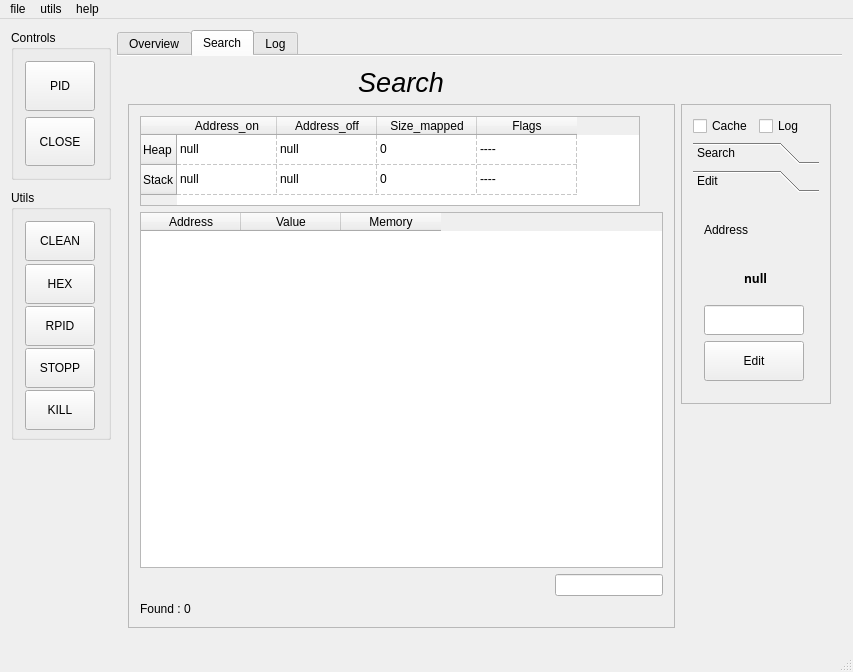
Above: src/gui/mainwindow.ui from mentebinaria/maProc before the change. Below: the same form after it.
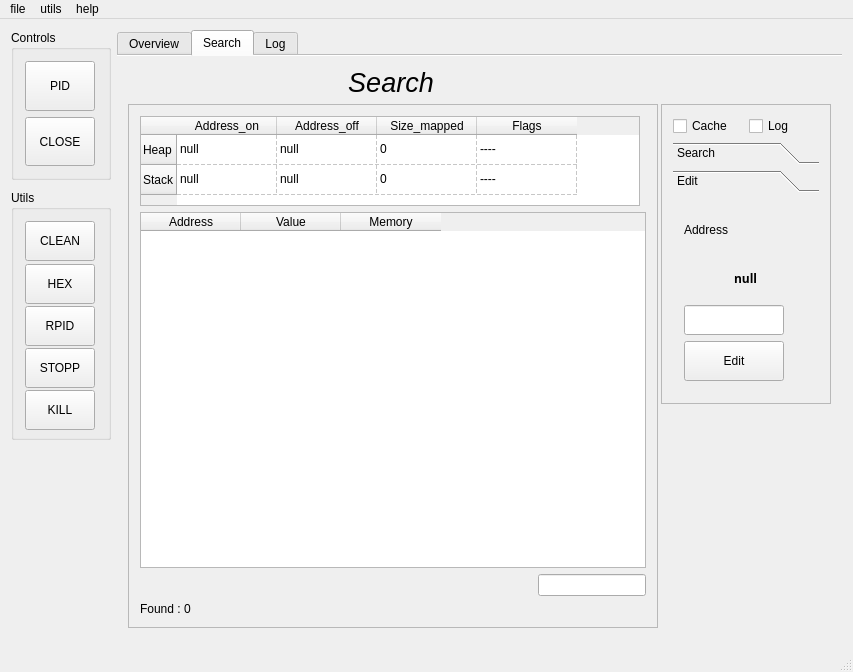
That is the form after the change. The open tabs and pages were chosen to show the change.

Commit message: [FIX] buttons width height

The edit to the form file:
```diff
--- a/src/gui/mainwindow.ui
+++ b/src/gui/mainwindow.ui
@@ -480,14 +480,14 @@
          <widget class="QScrollArea" name="editArea">
           <property name="minimumSize">
            <size>
-            <width>150</width>
+            <width>170</width>
             <height>300</height>
            </size>
           </property>
           <property name="maximumSize">
            <size>
             <width>170</width>
-            <height>250</height>
+            <height>260</height>
            </size>
           </property>
           <property name="widgetResizable">
@@ -498,8 +498,8 @@
             <rect>
              <x>0</x>
              <y>0</y>
-             <width>148</width>
-             <height>298</height>
+             <width>166</width>
+             <height>296</height>
             </rect>
            </property>
            <layout class="QVBoxLayout" name="verticalLayout_10">
@@ -641,8 +641,8 @@
                 <rect>
                  <x>0</x>
                  <y>0</y>
-                 <width>132</width>
-                 <height>192</height>
+                 <width>150</width>
+                 <height>186</height>
                 </rect>
                </property>
                <attribute name="label">
@@ -662,7 +662,6 @@
                    <font>
                     <family>Fira Code</family>
                     <pointsize>9</pointsize>
-                    <weight>75</weight>
                     <bold>true</bold>
                    </font>
                   </property>
@@ -738,8 +737,8 @@
               <rect>
                <x>0</x>
                <y>0</y>
-               <width>555</width>
-               <height>507</height>
+               <width>539</width>
+               <height>509</height>
               </rect>
              </property>
              <layout class="QVBoxLayout" name="verticalLayout_5">
```
Left out of the diff: 27 changed lines with no effect on the pictures. The commit also changes 1 other file.
